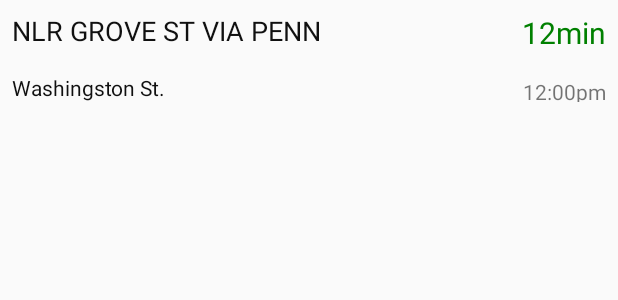
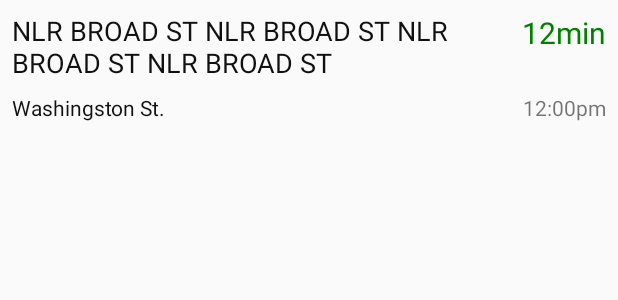
Before and after one commit to chrisetler/TransitApp, an Android app: the layout departures_row.xml on its own in the app's theme, with its tools: preview values and no code run, on a phone screen of 412 x 824 dp. Shown: the top 300 px of the screen. Run offline under Robolectric (Android 15) with nearby library versions, the phone set to English and light mode, and no system bars; network calls fail.

Commit message:
* Use high priority notification * Update delay between web service calls in the Foreground Service * Refactor to ConstraintLayout * Add buildconfig IP Address

```diff
--- a/app/build.gradle
+++ b/app/build.gradle
@@ -9,6 +9,8 @@ android {
         versionCode 1
         versionName "1.0"
         testInstrumentationRunner "android.support.test.runner.AndroidJUnitRunner"
+        buildConfigField "String", "SERVER_URL", "\"xxxxxxxxxxxx\""
+
     }
     buildTypes {
         release {
--- a/app/src/main/java/app/transit/cetle/transitapp/App.java
+++ b/app/src/main/java/app/transit/cetle/transitapp/App.java
@@ -20,7 +20,7 @@ public class App extends Application {
             NotificationChannel serviceChannel = new NotificationChannel(
                     CHANNEL_ID,
                     "Example Service Channel",
-                    NotificationManager.IMPORTANCE_DEFAULT
+                    NotificationManager.IMPORTANCE_HIGH
             );
 
 
--- a/app/src/main/java/app/transit/cetle/transitapp/ExampleService.java
+++ b/app/src/main/java/app/transit/cetle/transitapp/ExampleService.java
@@ -65,6 +65,9 @@ public class ExampleService extends Service {
 
 
         int delayMillis = 60000;
+        if (minutesUntil == 0) {
+            delayMillis = 1000; //keep updating and vibrating if approaching
+        }
         if (minutesUntil == 1) {
             delayMillis = 5000; //check every 5 seconds if less than 1 minute
         } else if (minutesUntil == 2) {
@@ -76,7 +79,7 @@ public class ExampleService extends Service {
         }
 
 
-        handler.postDelayed(this::checkForUpdate, 1000);
+        handler.postDelayed(this::checkForUpdate, delayMillis);
     }
 
     //check service for updates
--- a/app/src/main/java/app/transit/cetle/transitapp/MainActivity.java
+++ b/app/src/main/java/app/transit/cetle/transitapp/MainActivity.java
@@ -11,7 +11,7 @@ import app.transit.cetle.transitapp.databinding.ActivityMainBinding;
 public class MainActivity extends AppCompatActivity implements Contract.View {
     public static final int WASH = 0;
     public static final int HOME = 1;
-    public static final String url = "http://108.35.15.138:5000/";
+    public static final String url = BuildConfig.SERVER_URL;
     ActivityMainBinding binding;
     Contract.Presenter presenter;
 
--- a/app/src/main/res/layout/departures_row.xml
+++ b/app/src/main/res/layout/departures_row.xml
@@ -25,28 +25,25 @@
     <!--</FrameLayout>-->
 
 
-    <LinearLayout
+    <android.support.constraint.ConstraintLayout
         android:layout_width="match_parent"
         android:layout_height="wrap_content"
         android:orientation="horizontal">
 
-        <LinearLayout
-            android:layout_width="0dp"
-            android:layout_height="wrap_content"
-            android:layout_weight="8"
-            android:orientation="vertical">
 
         <TextView
             android:id="@+id/name"
-                android:layout_width="wrap_content"
+            android:layout_width="0dp"
             android:layout_height="wrap_content"
             android:layout_marginStart="8dp"
             android:layout_marginTop="8dp"
             android:layout_marginEnd="8dp"
-                android:layout_marginBottom="8dp"
             android:textColor="@color/dark_grey"
             android:textSize="18sp"
-                tools:text="NLR GROVE ST VIA PENN" />
+            app:layout_constraintEnd_toStartOf="@+id/guideline"
+            app:layout_constraintStart_toStartOf="parent"
+            app:layout_constraintTop_toTopOf="parent"
+            tools:text="NLR BROAD ST NLR BROAD ST NLR BROAD ST NLR BROAD ST" />
 
         <TextView
             android:id="@+id/stop"
@@ -54,56 +51,52 @@
             android:layout_height="wrap_content"
             android:layout_marginStart="8dp"
             android:layout_marginTop="8dp"
-                android:layout_marginEnd="8dp"
-                android:layout_marginBottom="8dp"
             android:textColor="@color/dark_grey"
-                app:layout_constraintTop_toBottomOf="@+id/name"
+            app:layout_constraintStart_toStartOf="parent"
 
 
+            app:layout_constraintTop_toBottomOf="@+id/name"
             tools:text="Washingston St." />
 
 
-        </LinearLayout>
-
-        <LinearLayout
-            android:layout_width="0dp"
-            android:layout_height="match_parent"
-            android:layout_weight="2"
-            android:orientation="vertical">
-
         <TextView
             android:id="@+id/time_until"
-                android:layout_width="wrap_content"
+            android:layout_width="0dp"
             android:layout_height="wrap_content"
-                android:layout_gravity="end"
 
             android:layout_marginStart="8dp"
             android:layout_marginTop="8dp"
             android:layout_marginEnd="8dp"
-                android:layout_marginBottom="8dp"
-                android:gravity="top"
+            android:gravity="end"
             android:textColor="@color/green"
             android:textSize="20sp"
             app:layout_constraintEnd_toEndOf="parent"
+            app:layout_constraintStart_toStartOf="@+id/guideline"
             app:layout_constraintTop_toTopOf="parent"
             tools:text="12min" />
 
         <TextView
             android:id="@+id/time_clock"
+            android:layout_width="0dp"
+            android:layout_height="wrap_content"
+            android:layout_marginStart="8dp"
+            android:layout_marginEnd="8dp"
+            android:layout_marginBottom="8dp"
+            android:gravity="end"
+            app:layout_constraintBottom_toBottomOf="parent"
+            app:layout_constraintEnd_toEndOf="parent"
+            app:layout_constraintStart_toStartOf="@+id/guideline"
+            app:layout_constraintTop_toTopOf="@+id/stop"
+            tools:text="12:00pm" />
+
+        <android.support.constraint.Guideline
+            android:id="@+id/guideline"
             android:layout_width="wrap_content"
             android:layout_height="wrap_content"
-                android:layout_gravity="bottom|end"
-                android:layout_marginStart="8dp"
-                android:layout_marginTop="8dp"
-                android:layout_marginEnd="8dp"
-                android:layout_marginBottom="8dp"
-                app:layout_constraintBottom_toBottomOf="parent"
-                app:layout_constraintEnd_toEndOf="parent"
-                tools:text="12:00pm" />
-
-        </LinearLayout>
+            android:orientation="vertical"
+            app:layout_constraintGuide_end="80dp" />
 
 
-    </LinearLayout>
+    </android.support.constraint.ConstraintLayout>
 
 </layout>
```
Lines whose indentation alone changed are shown as unchanged.
